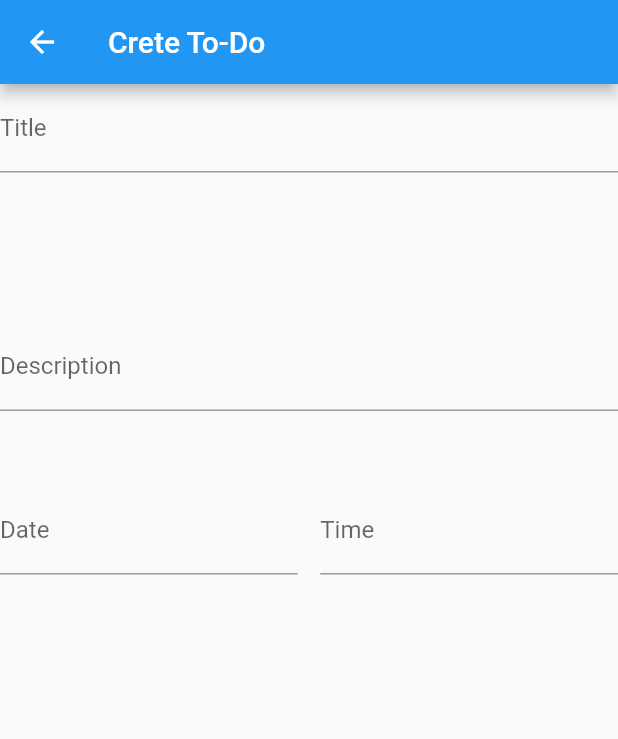
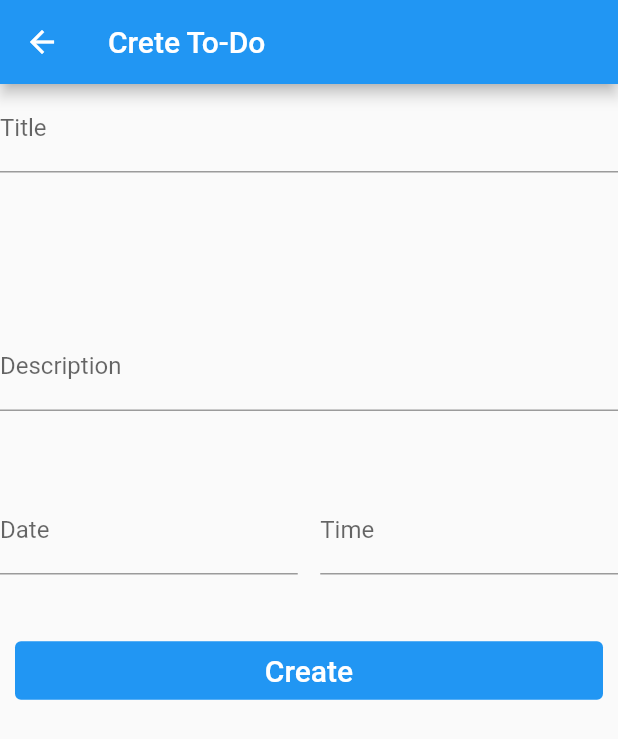
Before and after one commit to s-muel/my_first_todo, a Flutter app: the CreateToDo screen opened directly, on a phone screen of 412 x 824 dp. Shown: the top 739 px of the screen. Run offline on Flutter 3.47's test engine with Material 2 defaults, Android fonts, the phone set to English and light mode, and no system bars; network calls fail.

Commit message:
added a create button to the create page

```diff
--- a/lib/create_todo_view.dart
+++ b/lib/create_todo_view.dart
@@ -30,7 +30,7 @@ class CreateToDo extends StatelessWidget {
                   decoration: const InputDecoration(label: Text("Date")),
                 ),
               ),
-              SizedBox(
+              const SizedBox(
                 width: 15,
               ),
               Expanded(
@@ -39,6 +39,20 @@ class CreateToDo extends StatelessWidget {
                 ),
               )
             ],
+          ),
+          const SizedBox(
+            height: 30,
+          ),
+          Padding(
+            padding: const EdgeInsets.all(10.0),
+            child: TextButton(
+              onPressed: () {},
+              child: const Text(
+                "Create",
+                style: TextStyle(color: Colors.white, fontSize: 20),
+              ),
+              style: TextButton.styleFrom(backgroundColor: Colors.blue),
+            ),
           )
         ],
       ),
```
